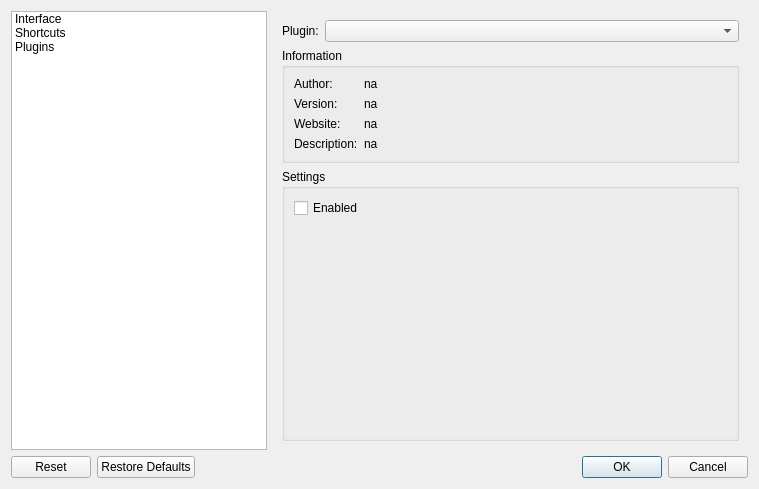
ColinDuquesnoy/MellowPlayer, file app/dlg_preferences.ui: the form before one commit.
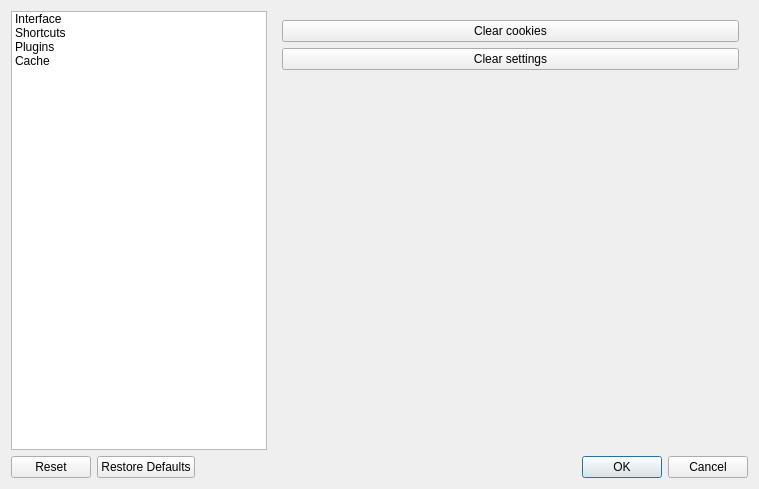
The form after the commit. Icons and pictures are not drawn. Custom widgets are drawn as their Qt base class.

Commit message:
Add a cache category to the settings
This let you clear the cookies and settings cache

```diff
--- a/app/dlg_preferences.ui
+++ b/app/dlg_preferences.ui
@@ -57,6 +57,14 @@
           <normaloff>:/icons/preferences-other.png</normaloff>:/icons/preferences-other.png</iconset>
         </property>
        </item>
+       <item>
+        <property name="text">
+         <string>Cache</string>
+        </property>
+        <property name="icon">
+         <iconset theme="user-trash-full"/>
+        </property>
+       </item>
       </widget>
      </item>
      <item>
@@ -68,7 +76,7 @@
         </sizepolicy>
        </property>
        <property name="currentIndex">
-        <number>2</number>
+        <number>3</number>
        </property>
        <widget class="QWidget" name="pageInterface">
         <layout class="QVBoxLayout" name="verticalLayout_2">
@@ -318,6 +326,37 @@
          </item>
         </layout>
        </widget>
+       <widget class="QWidget" name="pageCache">
+        <layout class="QVBoxLayout" name="verticalLayout_3">
+         <item>
+          <widget class="QPushButton" name="pushButtonClearCookies">
+           <property name="text">
+            <string>Clear cookies</string>
+           </property>
+          </widget>
+         </item>
+         <item>
+          <widget class="QPushButton" name="pushButtonClearPreferences">
+           <property name="text">
+            <string>Clear settings</string>
+           </property>
+          </widget>
+         </item>
+         <item>
+          <spacer name="verticalSpacer">
+           <property name="orientation">
+            <enum>Qt::Vertical</enum>
+           </property>
+           <property name="sizeHint" stdset="0">
+            <size>
+             <width>20</width>
+             <height>40</height>
+            </size>
+           </property>
+          </spacer>
+         </item>
+        </layout>
+       </widget>
       </widget>
      </item>
     </layout>
```
The commit also changes 2 other files.
